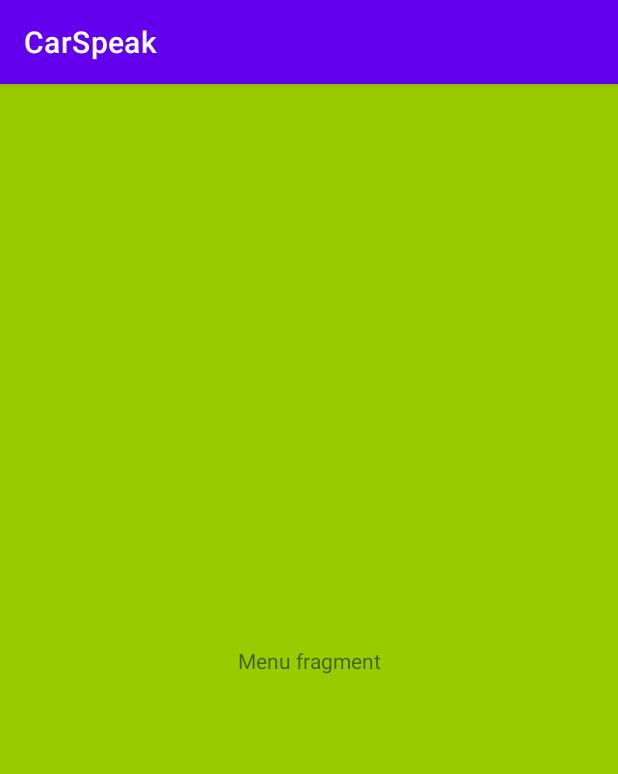
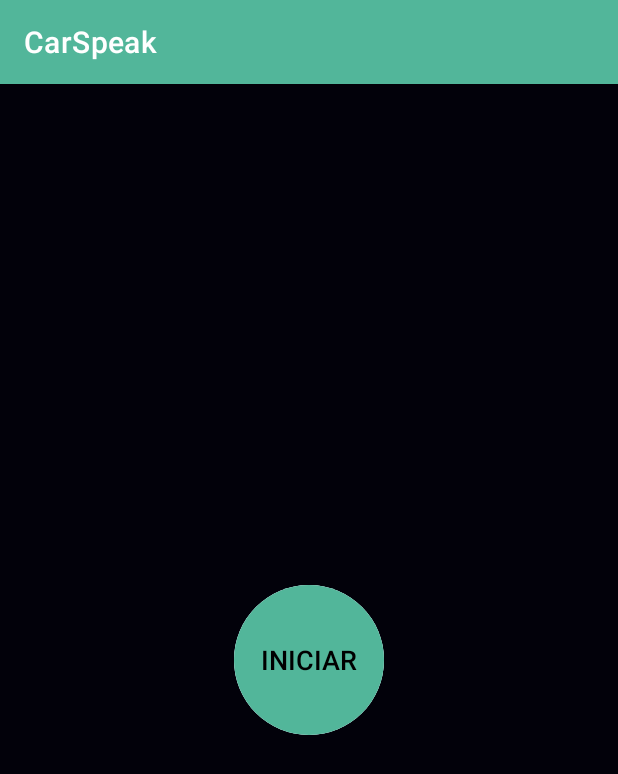
Before and after one commit to NouIsaiGP/CarSpeak, an Android app: the screen it shows after launch (MainActivity), on a phone screen of 412 x 824 dp. Shown: the top 774 px of the screen. Run offline under Robolectric (Android 15) with nearby library versions, the phone set to English and light mode, and no system bars.

Commit message:
boton animado

```diff
--- a/app/src/main/java/com/example/carspeak/MainActivity.kt
+++ b/app/src/main/java/com/example/carspeak/MainActivity.kt
@@ -3,7 +3,6 @@ package com.example.carspeak
 import androidx.appcompat.app.AppCompatActivity
 import android.os.Bundle
 import androidx.fragment.app.Fragment
-import androidx.viewpager.widget.ViewPager
 import androidx.viewpager2.widget.ViewPager2
 import com.example.carspeak.util.ViewPagerAdapter
 
--- a/app/src/main/java/com/example/carspeak/PrincipalFragment.kt
+++ b/app/src/main/java/com/example/carspeak/PrincipalFragment.kt
@@ -1,59 +1,73 @@
 package com.example.carspeak
 
 import android.os.Bundle
+import android.os.Handler
+import android.util.Log
 import androidx.fragment.app.Fragment
 import android.view.LayoutInflater
 import android.view.View
 import android.view.ViewGroup
+import android.widget.Button
+import kotlinx.android.synthetic.main.fragment_principal.*
 
-// TODO: Rename parameter arguments, choose names that match
-// the fragment initialization parameters, e.g. ARG_ITEM_NUMBER
-private const val ARG_PARAM1 = "param1"
-private const val ARG_PARAM2 = "param2"
 
-/**
- * A simple [Fragment] subclass.
- * Use the [PrincipalFragment.newInstance] factory method to
- * create an instance of this fragment.
- */
 class PrincipalFragment : Fragment() {
-    // TODO: Rename and change types of parameters
-    private var param1: String? = null
-    private var param2: String? = null
 
-    override fun onCreate(savedInstanceState: Bundle?) {
-        super.onCreate(savedInstanceState)
-        arguments?.let {
-            param1 = it.getString(ARG_PARAM1)
-            param2 = it.getString(ARG_PARAM2)
+    private lateinit var viewOfLayout: View
+    private var handlerAnimation = Handler()
+    private var statusAnimation = false
+    private lateinit var button: Button
+
+
+    override fun onCreateView(
+        inflater: LayoutInflater, container: ViewGroup?, savedInstanceState: Bundle?): View? {
+
+        viewOfLayout = inflater!!.inflate(R.layout.fragment_principal, container, false)
+
+        button = viewOfLayout.findViewById(R.id.button)
+
+        button.setOnClickListener {
+            if (statusAnimation){
+                stopPulse()
+                button.text = "Iniciar"
+            }
+            else {
+                startPulse()
+                button.text = "Detener"
+            }
+            statusAnimation = !statusAnimation
+        }
+        return viewOfLayout
+    }
+
+    private fun startPulse() {
+        runnable.run()
+    }
+
+    private fun stopPulse() {
+        Log.e("arrrweee", " parar")
+        handlerAnimation.removeCallbacks(runnable)
+    }
+
+    private var runnable = object : Runnable {
+        override fun run() {
+
+            imgAnimation1.animate().scaleX(4f).scaleY(4f).alpha(0f).setDuration(700)
+                .withEndAction {
+                    imgAnimation1.scaleX = 1f
+                    imgAnimation1.scaleY = 1f
+                    imgAnimation1.alpha = 1f
+                }
+
+            imgAnimation2.animate().scaleX(4f).scaleY(4f).alpha(0f).setDuration(400)
+                .withEndAction {
+                    imgAnimation2.scaleX = 1f
+                    imgAnimation2.scaleY = 1f
+                    imgAnimation2.alpha = 1f
+                }
+
+            handlerAnimation.postDelayed(this, 1500)
         }
     }
 
-    override fun onCreateView(
-        inflater: LayoutInflater, container: ViewGroup?,
-        savedInstanceState: Bundle?
-    ): View? {
-        // Inflate the layout for this fragment
-        return inflater.inflate(R.layout.fragment_principal, container, false)
-    }
-
-    companion object {
-        /**
-         * Use this factory method to create a new instance of
-         * this fragment using the provided parameters.
-         *
-         * @param param1 Parameter 1.
-         * @param param2 Parameter 2.
-         * @return A new instance of fragment PrincipalFragment.
-         */
-        // TODO: Rename and change types and number of parameters
-        @JvmStatic
-        fun newInstance(param1: String, param2: String) =
-            PrincipalFragment().apply {
-                arguments = Bundle().apply {
-                    putString(ARG_PARAM1, param1)
-                    putString(ARG_PARAM2, param2)
-                }
-            }
-    }
 }
--- /dev/null
+++ b/app/src/main/res/color/round_button_clicked.xml
@@ -0,0 +1,5 @@
+<?xml version="1.0" encoding="utf-8"?>
+<selector xmlns:android="http://schemas.android.com/apk/res/android">
+    <item android:state_pressed="true" android:color="@color/circle_shape1" />
+    <item android:color="@color/circle_shape2"/>
+</selector>
--- /dev/null
+++ b/app/src/main/res/drawable/circle.xml
@@ -0,0 +1,8 @@
+<?xml version="1.0" encoding="utf-8"?>
+<shape
+    xmlns:android="http://schemas.android.com/apk/res/android"
+    android:shape="oval">
+
+    <solid android:color="@color/circle_shape2"/>
+
+</shape>
--- /dev/null
+++ b/app/src/main/res/drawable/circle2.xml
@@ -0,0 +1,8 @@
+<?xml version="1.0" encoding="utf-8"?>
+<shape
+    xmlns:android="http://schemas.android.com/apk/res/android"
+    android:shape="oval">
+
+    <solid android:color="@color/circle_shape1"/>
+
+</shape>
--- /dev/null
+++ b/app/src/main/res/drawable/round_button_blue.xml
@@ -0,0 +1,8 @@
+<?xml version="1.0" encoding="utf-8"?>
+<shape
+    xmlns:android="http://schemas.android.com/apk/res/android"
+    android:shape="oval">
+
+    <solid android:color="@color/circle_shape1" />
+
+</shape>
--- a/app/src/main/res/layout/fragment_principal.xml
+++ b/app/src/main/res/layout/fragment_principal.xml
@@ -4,19 +4,40 @@
     xmlns:tools="http://schemas.android.com/tools"
     android:layout_width="match_parent"
     android:layout_height="match_parent"
+    android:background="@color/background_preterminated"
     android:layout_gravity="center"
-    android:background="@android:color/holo_green_light"
     tools:context=".PrincipalFragment">
 
-    <!-- TODO: Update blank fragment layout -->
-    <TextView
-        android:layout_width="wrap_content"
-        android:layout_height="wrap_content"
-        android:layout_gravity="center"
-        android:text="Menu fragment"
+    <ImageView
+        android:id="@+id/imgAnimation2"
+        android:layout_width="100dp"
+        android:layout_height="100dp"
+        android:src="@drawable/circle"
         app:layout_constraintBottom_toBottomOf="parent"
         app:layout_constraintEnd_toEndOf="parent"
         app:layout_constraintStart_toStartOf="parent"
         app:layout_constraintTop_toTopOf="parent" />
 
+    <ImageView
+        android:id="@+id/imgAnimation1"
+        android:layout_width="100dp"
+        android:layout_height="100dp"
+        android:src="@drawable/circle2"
+        app:layout_constraintBottom_toBottomOf="parent"
+        app:layout_constraintEnd_toEndOf="parent"
+        app:layout_constraintStart_toStartOf="parent"
+        app:layout_constraintTop_toTopOf="parent" />
+
+    <Button
+        android:id="@+id/button"
+        style="@style/AppTheme.ButtonStyle"
+        android:layout_width="100dp"
+        android:layout_height="100dp"
+        android:text="@string/iniciar"
+        app:layout_constraintBottom_toBottomOf="parent"
+        app:layout_constraintEnd_toEndOf="parent"
+        app:layout_constraintStart_toStartOf="parent"
+        app:layout_constraintTop_toTopOf="parent" />
+
+
 </androidx.constraintlayout.widget.ConstraintLayout>
--- a/app/src/main/res/values-night/themes.xml
+++ b/app/src/main/res/values-night/themes.xml
@@ -13,4 +13,6 @@
         <item name="android:statusBarColor" tools:targetApi="l">?attr/colorPrimaryVariant</item>
         <!-- Customize your theme here. -->
     </style>
+
+
 </resources>
--- a/app/src/main/res/values/colors.xml
+++ b/app/src/main/res/values/colors.xml
@@ -6,5 +6,18 @@
     <color name="teal_200">#FF03DAC5</color>
     <color name="teal_700">#FF018786</color>
     <color name="black">#FF000000</color>
-    <color name="white">#FFFFFFFF</color>
+
+    <color name="colorPrimary">@android:color/white</color>
+    <color name="colorPrimaryDark">@android:color/black</color>
+    <color name="colorAccent">#607ff2</color>
+    <color name="windowBackground">#F3F3F3</color>
+    <color name="textColor">#333333</color>
+    <color name="white">#FFFFFF</color>
+    <color name="light_blue">#8ED1FC</color>
+    <color name="blue">#4c51c6</color>
+    <color name="night_blue">#607ff2</color>
+    <color name="circle_color">#52B69A</color>
+    <color name="circle_shape1">#F8EDEB</color>
+    <color name="circle_shape2">#61A5C2</color>
+    <color name="background_preterminated">#02010A</color>
 </resources>
--- a/app/src/main/res/values/strings.xml
+++ b/app/src/main/res/values/strings.xml
@@ -1,5 +1,6 @@
 <resources>
     <string name="app_name">CarSpeak</string>
     <!-- TODO: Remove or change this placeholder text -->
-    <string name="hello_blank_fragment">Hello blank fragment</string>
+    <string name="iniciar">Iniciar</string>
+    <string name="detener">Detener</string>
 </resources>
--- a/app/src/main/res/values/themes.xml
+++ b/app/src/main/res/values/themes.xml
@@ -2,7 +2,7 @@
     <!-- Base application theme. -->
     <style name="Theme.CarSpeak" parent="Theme.MaterialComponents.DayNight.DarkActionBar">
         <!-- Primary brand color. -->
-        <item name="colorPrimary">@color/purple_500</item>
+        <item name="colorPrimary">@color/circle_color</item>
         <item name="colorPrimaryVariant">@color/purple_700</item>
         <item name="colorOnPrimary">@color/white</item>
         <!-- Secondary brand color. -->
@@ -13,4 +13,11 @@
         <item name="android:statusBarColor" tools:targetApi="l">?attr/colorPrimaryVariant</item>
         <!-- Customize your theme here. -->
     </style>
+    <style name="AppTheme.ButtonStyle" parent="Widget.AppCompat.Button.Borderless">
+        <item name="android:textColor">@color/black</item>
+        <item name="android:textSize">18sp</item>
+        <item name="android:padding">0dp</item>
+        <item name="android:background">@drawable/round_button_blue</item>
+    </style>
+
 </resources>
--- a/build.gradle
+++ b/build.gradle
@@ -1,4 +1,5 @@
-// Top-level build file where you can add configuration options common to all sub-projects/modules.
+
+
 plugins {
     id 'com.android.application' version '7.1.2' apply false
     id 'com.android.library' version '7.1.2' apply false
```
Also changed, not shown: app/build.gradle (+4 -4 lines).
